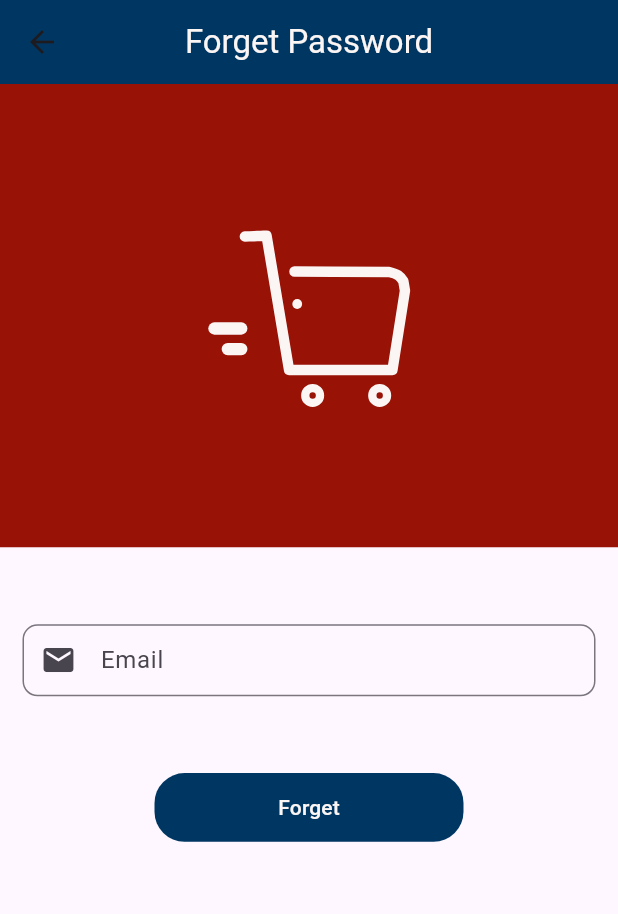
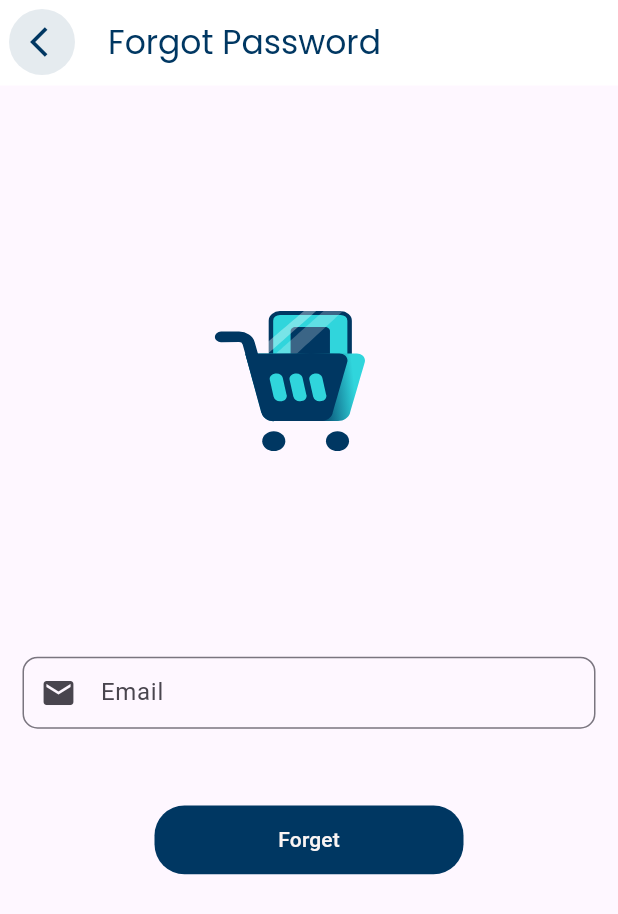
Before and after one commit to prathamesh561/cartopia, a Flutter app: the SignInScreen screen opened directly, after a tap on "Forget Password?", on a phone screen of 412 x 824 dp. Shown: the top 914 px of the screen. Run offline on Flutter 3.47's test engine with Material 2 defaults, Android fonts, the phone set to English and light mode, and no system bars; our stand-ins replace cached_network_image, carousel_slider, cloud_firestore, firebase_auth, firebase_core, firebase_messaging and 7 more; missing offline and left inert: image_card; accounts and stored records are empty.

Commit message:
ui changes

```diff
--- a/lib/screens/auth-ui/forget-password-screen.dart
+++ b/lib/screens/auth-ui/forget-password-screen.dart
@@ -1,9 +1,11 @@
 // ignore_for_file: prefer_const_constructors, prefer_const_literals_to_create_immutables, avoid_unnecessary_containers, unused_local_variable, file_names
 
 import 'package:cartopia/utils/app-constant.dart';
+import 'package:cartopia/widgets/app_bar_widget.dart';
 import 'package:flutter/material.dart';
 import 'package:flutter_keyboard_visibility/flutter_keyboard_visibility.dart';
 import 'package:get/get.dart';
+import 'package:google_fonts/google_fonts.dart';
 import 'package:lottie/lottie.dart';
 
 import '../../controllers/forget-password-controller.dart';
@@ -24,22 +26,32 @@ class _ForgetPasswordScreenState extends State<ForgetPasswordScreen> {
   Widget build(BuildContext context) {
     return KeyboardVisibilityBuilder(builder: (context, isKeyboardVisible) {
       return Scaffold(
-        appBar: AppBar(
-          backgroundColor: AppConstant.appScendoryColor,
-          centerTitle: true,
-          title: Text(
-            "Forget Password",
-            style: TextStyle(color: AppConstant.appTextColor),
-          ),
+        appBar: AppBarWidget(
+          title: "Forgot Password",
         ),
         body: Container(
           child: Column(
             children: [
               isKeyboardVisible
-                  ? Text("Welcome to my app")
+                  ? SizedBox(
+                      height: Get.height / 10,
+                      child: Center(
+                        child: Text(
+                          "Please input your email",
+                          style: GoogleFonts.poppins(
+                            fontSize: 16.0,
+                            fontWeight: FontWeight.bold,
+                          ),
+                        ),
+                      ),
+                    )
                   : Column(
                       children: [
-                        Lottie.asset('assets/images/splash-icon.json'),
+                        SizedBox(
+                            width: Get.width,
+                            height: Get.height / 2.5,
+                            child: Lottie.asset(
+                                width: Get.width, 'assets/images/cart.json')),
                       ],
                     ),
               SizedBox(
--- a/lib/screens/auth-ui/sign-in-screen.dart
+++ b/lib/screens/auth-ui/sign-in-screen.dart
@@ -5,10 +5,12 @@ import 'package:cartopia/screens/admin-panel/admin-main-screen.dart';
 import 'package:cartopia/screens/auth-ui/sign-up-screen.dart';
 import 'package:cartopia/screens/user-panel/main-screen.dart';
 import 'package:cartopia/utils/app-constant.dart';
+import 'package:cartopia/widgets/app_bar_widget.dart';
 import 'package:firebase_auth/firebase_auth.dart';
 import 'package:flutter/material.dart';
 import 'package:flutter_keyboard_visibility/flutter_keyboard_visibility.dart';
 import 'package:get/get.dart';
+import 'package:google_fonts/google_fonts.dart';
 import 'package:lottie/lottie.dart';
 
 import '../../controllers/get-user-data-controller.dart';
@@ -32,22 +34,30 @@ class _SignInScreenState extends State<SignInScreen> {
   Widget build(BuildContext context) {
     return KeyboardVisibilityBuilder(builder: (context, isKeyboardVisible) {
       return Scaffold(
-        appBar: AppBar(
-          backgroundColor: AppConstant.appScendoryColor,
-          centerTitle: true,
-          title: Text(
-            "Sign In",
-            style: TextStyle(color: AppConstant.appTextColor),
-          ),
-        ),
+        appBar: AppBarWidget(title: "Sign In"),
         body: Container(
           child: Column(
             children: [
               isKeyboardVisible
-                  ? Text("Welcome to my app")
+                  ? SizedBox(
+                      height: Get.height / 10,
+                      child: Center(
+                        child: Text(
+                          "Please input your credentials",
+                          style: GoogleFonts.poppins(
+                            fontSize: 16.0,
+                            fontWeight: FontWeight.bold,
+                          ),
+                        ),
+                      ),
+                    )
                   : Column(
                       children: [
-                        Lottie.asset('assets/images/splash-icon.json'),
+                        SizedBox(
+                            width: Get.width,
+                            height: Get.height / 2.5,
+                            child: Lottie.asset(
+                                width: Get.width, 'assets/images/cart.json')),
                       ],
                     ),
               SizedBox(
@@ -112,7 +122,7 @@ class _SignInScreenState extends State<SignInScreen> {
                   },
                   child: Text(
                     "Forget Password?",
-                    style: TextStyle(
+                    style: GoogleFonts.poppins(
                         color: AppConstant.appScendoryColor,
                         fontWeight: FontWeight.bold),
                   ),
@@ -132,7 +142,8 @@ class _SignInScreenState extends State<SignInScreen> {
                   child: TextButton(
                     child: Text(
                       "SIGN IN",
-                      style: TextStyle(color: AppConstant.appTextColor),
+                      style:
+                          GoogleFonts.poppins(color: AppConstant.appTextColor),
                     ),
                     onPressed: () async {
                       String email = userEmail.text.trim();
@@ -206,13 +217,15 @@ class _SignInScreenState extends State<SignInScreen> {
                 children: [
                   Text(
                     "Don't have an account? ",
-                    style: TextStyle(color: AppConstant.appScendoryColor),
+                    style: GoogleFonts.poppins(
+                        color: AppConstant.appScendoryColor),
                   ),
                   GestureDetector(
-                    onTap: () => Get.offAll(() => SignUpScreen()),
+                    onTap: () => Navigator.push(context,
+                        MaterialPageRoute(builder: (_) => SignUpScreen())),
                     child: Text(
                       "Sign Up",
-                      style: TextStyle(
+                      style: GoogleFonts.poppins(
                           color: AppConstant.appScendoryColor,
                           fontWeight: FontWeight.bold),
                     ),
--- a/lib/screens/auth-ui/welcome-screen.dart
+++ b/lib/screens/auth-ui/welcome-screen.dart
@@ -17,6 +17,7 @@ class WelcomeScreen extends StatelessWidget {
   @override
   Widget build(BuildContext context) {
     return Scaffold(
+      backgroundColor: AppConstant.appWhiteColor,
       body: Container(
         child: Column(
           mainAxisAlignment: MainAxisAlignment.start,
@@ -55,7 +56,7 @@ class WelcomeScreen extends StatelessWidget {
                   ),
                   label: Text(
                     "Sign in with google",
-                    style: TextStyle(color: AppConstant.appTextColor),
+                    style: GoogleFonts.poppins(color: AppConstant.appTextColor),
                   ),
                   onPressed: () {
                     _googleSignInController.signInWithGoogle();
@@ -81,7 +82,7 @@ class WelcomeScreen extends StatelessWidget {
                   ),
                   label: Text(
                     "Sign in with email",
-                    style: TextStyle(color: AppConstant.appTextColor),
+                    style: GoogleFonts.poppins(color: AppConstant.appTextColor),
                   ),
                   onPressed: () {
                     Get.to(() => SignInScreen());
--- /dev/null
+++ b/lib/widgets/app_bar_widget.dart
@@ -0,0 +1,87 @@
+import 'package:cartopia/utils/app-constant.dart';
+import 'package:flutter/material.dart';
+import 'package:google_fonts/google_fonts.dart';
+import 'package:get/get.dart';
+import 'package:cartopia/screens/user-panel/cart-screen.dart';
+import 'package:flutter/services.dart';
+
+class AppBarWidget extends StatefulWidget implements PreferredSizeWidget {
+  final bool showBackButton;
+  final String title;
+
+  const AppBarWidget({
+    Key? key,
+    this.showBackButton = true,
+    required this.title,
+  }) : super(key: key);
+
+  @override
+  _AppBarWidgetState createState() => _AppBarWidgetState();
+
+  @override
+  Size get preferredSize => const Size(0.0, 57.0);
+}
+
+class _AppBarWidgetState extends State<AppBarWidget> {
+  String _getGreeting() {
+    var hour = DateTime.now().hour;
+    if (hour < 12) {
+      return 'Good Morning';
+    } else if (hour < 17) {
+      return 'Good Afternoon';
+    } else {
+      return 'Good Evening';
+    }
+  }
+
+  @override
+  Widget build(BuildContext context) {
+    return AppBar(
+      backgroundColor: AppConstant.appWhiteColor,
+      leading: !widget.showBackButton
+          ? null
+          : Padding(
+              padding: const EdgeInsets.symmetric(horizontal: 6),
+              child: GestureDetector(
+                child: CircleAvatar(
+                  backgroundColor:
+                      AppConstant.appScendoryColor.withOpacity(0.1),
+                  child: const Padding(
+                    padding: EdgeInsets.only(left: 8),
+                    child: Icon(
+                      Icons.arrow_back_ios,
+                      color: AppConstant.appScendoryColor,
+                    ),
+                  ),
+                ),
+                onTap: () {
+                  Navigator.of(context).pop();
+                },
+              ),
+            ),
+      title: Text(
+        widget.title == "Main Screen" ? _getGreeting() : widget.title,
+        style: GoogleFonts.poppins(
+          color: AppConstant.appScendoryColor,
+        ),
+      ),
+      actions: _buildActions(context),
+    );
+  }
+
+  List<Widget> _buildActions(BuildContext context) {
+    return <Widget>[
+      widget.title == "Main Screen"
+          ? GestureDetector(
+              onTap: () => Get.to(() => const CartScreen()),
+              child: const Padding(
+                padding: EdgeInsets.all(8.0),
+                child: Icon(
+                  Icons.shopping_cart,
+                ),
+              ),
+            )
+          : Container(),
+    ];
+  }
+}
```
Also changed, not shown: assets/images/cart.json (added, +1 -0 lines), lib/screens/auth-ui/sign-up-screen.dart (+5 -9 lines), lib/screens/user-panel/main-screen.dart (+7 -26 lines).
